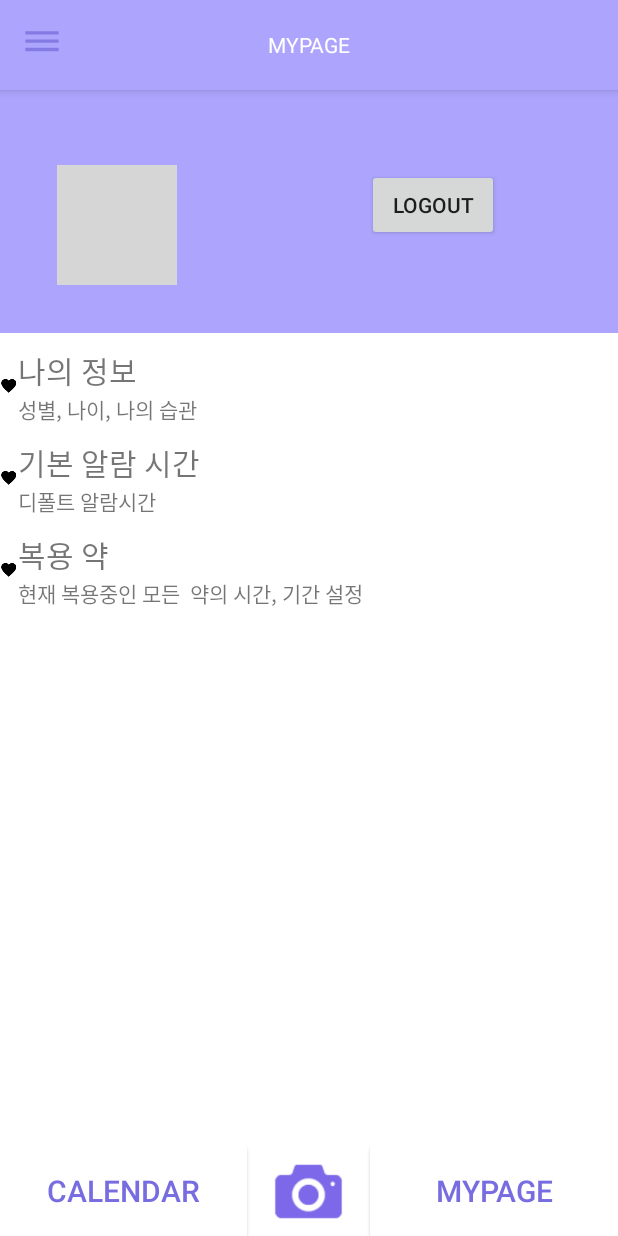
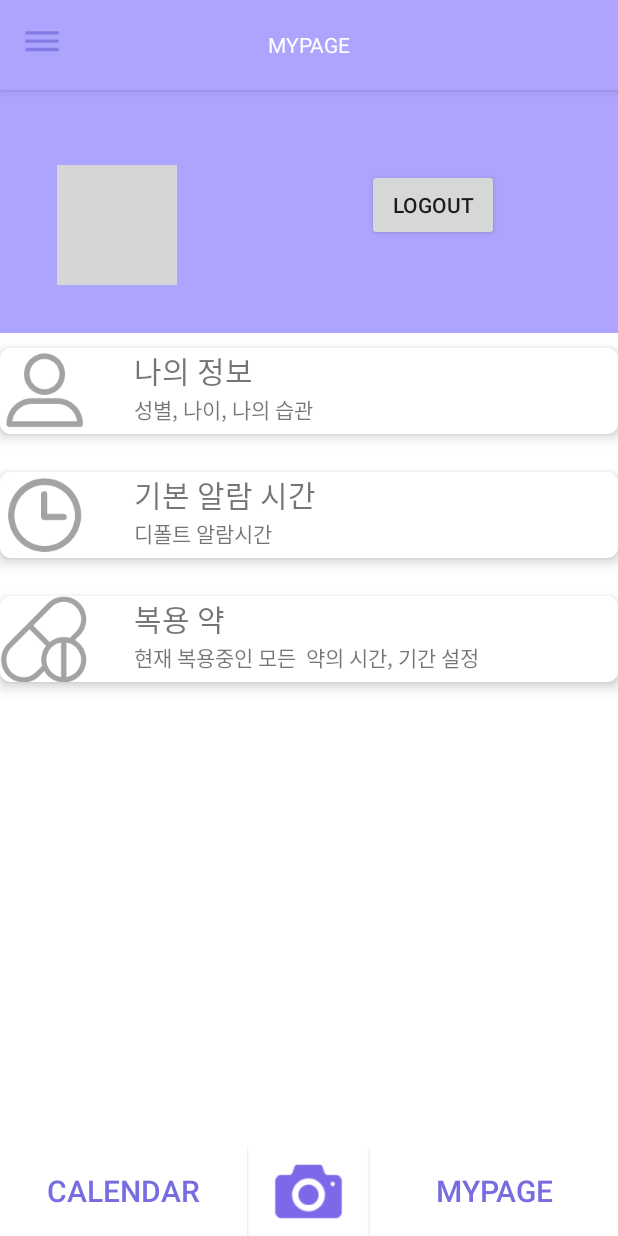
Before and after one commit to LeeGyeongHwan/WhereDoesItHurt, an Android app: the fragment Fragment_mypage placed in its activity, on a phone screen of 412 x 824 dp. Run offline under Robolectric (Android 15) with nearby library versions, the phone set to English and light mode, and no system bars; libraries missing offline, so code that uses them is left out: com.google.api.client, com.google.api.services, com.kakao.network, com.kakao.usermgmt; pictures from the network do not load; 3 statements that could not run were skipped; grey boxes are pictures that could not be loaded.

Commit message:
MypageAlarm추가
Mypage Alarm페이지 추가

```diff
--- a/app/src/main/java/com/k1l3/wheredoesithurt/Fragment_mypage.java
+++ b/app/src/main/java/com/k1l3/wheredoesithurt/Fragment_mypage.java
@@ -6,23 +6,34 @@ import android.os.Bundle;
 import android.support.annotation.NonNull;
 import android.support.annotation.Nullable;
 import android.support.v4.app.Fragment;
+import android.support.v4.app.FragmentManager;
+import android.support.v4.app.FragmentTransaction;
+import android.util.Log;
 import android.view.LayoutInflater;
 import android.view.View;
 import android.view.ViewGroup;
 import android.widget.Button;
 import android.widget.ImageView;
+import android.widget.LinearLayout;
 import android.widget.TextView;
 
 import com.bumptech.glide.Glide;
 
+import static android.support.constraint.Constraints.TAG;
+
 public class Fragment_mypage extends Fragment {
     View viewGroup;
     String image,name,email;
+    LinearLayout my_default_time;
+    FragmentManager manager;
+    FragmentTransaction transaction;
     @Nullable
     @Override
     public View onCreateView(@NonNull LayoutInflater inflater, @Nullable ViewGroup container,
                              @Nullable Bundle savedInstanceState) {
         viewGroup = inflater.inflate(R.layout.fragment_mypage,container, false);
+        manager = getActivity().getSupportFragmentManager();
+        transaction = manager.beginTransaction();
         ((MainActivity)getActivity()).toolbar_mypage();
         image = getArguments().getString("profile");
         name = getArguments().getString("name");
@@ -44,7 +55,22 @@ public class Fragment_mypage extends Fragment {
                 ((MainActivity)getActivity()).logout();
             }
         });
-
+        //기본 알람시간 페이지로 가기
+        my_default_time = (LinearLayout)viewGroup.findViewById(R.id.my_default_time);
+        my_default_time.setOnClickListener(new View.OnClickListener() {
+            @Override
+            public void onClick(View v) {
+                replaceFragment(new Fragment_my_default_time());
+            }
+        });
         return viewGroup;
     }
+
+    private void replaceFragment(@NonNull Fragment fragment) {
+        transaction= manager.beginTransaction();
+        transaction.replace(R.id.main_container, fragment);
+        transaction.addToBackStack("fragment");
+        transaction.commit();
+        Log.e(TAG,"값 : " + String.valueOf(getActivity().getSupportFragmentManager().getBackStackEntryCount()));
+    }
 }
--- a/app/src/main/res/layout/app_bar_main.xml
+++ b/app/src/main/res/layout/app_bar_main.xml
@@ -51,6 +51,14 @@
                 android:text="HISTORY"
                 android:textColor="#776DE0"
                 android:visibility="gone" />
+            <TextView
+                android:id="@+id/toolbar_my_default_time"
+                android:layout_width="wrap_content"
+                android:layout_height="wrap_content"
+                android:layout_gravity="center"
+                android:text="기본 알람 시간"
+                android:textColor="#776DE0"
+                android:visibility="gone" />
 
             <TextView
                 android:id="@+id/toolbar_search"
@@ -68,6 +76,14 @@
                 android:layout_gravity="center"
                 android:src="@drawable/logo"
                 android:textColor="#000000" />
+            <TextView
+                android:id="@+id/toolbar_edit_time"
+                android:layout_width="wrap_content"
+                android:layout_height="wrap_content"
+                android:layout_gravity="center"
+                android:text="알람 시간 편집"
+                android:textColor="#776DE0"
+                android:visibility="gone" />
         </android.support.v7.widget.Toolbar>
 
     </android.support.design.widget.AppBarLayout>
--- a/app/src/main/res/layout/fragment_mypage.xml
+++ b/app/src/main/res/layout/fragment_mypage.xml
@@ -89,6 +89,10 @@
 
         <LinearLayout
             android:id="@+id/my_info"
+            android:elevation="5dp"
+            android:background="@drawable/search_list"
+            android:layout_marginBottom="15dp"
+            android:layout_centerInParent="true"
             android:layout_width="match_parent"
             android:layout_height="wrap_content"
             android:layout_marginTop="10dp"
@@ -98,9 +102,10 @@
                 android:layout_width="wrap_content"
                 android:layout_height="wrap_content"
                 android:layout_gravity="center"
-                android:src="@drawable/ic_popular_black_24" />
+                android:src="@drawable/mypage_icon1" />
 
             <LinearLayout
+                android:layout_marginLeft="30dp"
                 android:layout_width="wrap_content"
                 android:layout_height="wrap_content"
                 android:orientation="vertical">
@@ -120,6 +125,10 @@
 
         <LinearLayout
             android:id="@+id/my_default_time"
+            android:elevation="5dp"
+            android:background="@drawable/search_list"
+            android:layout_marginBottom="15dp"
+            android:layout_centerInParent="true"
             android:layout_width="match_parent"
             android:layout_height="wrap_content"
             android:layout_marginTop="10dp"
@@ -129,9 +138,10 @@
                 android:layout_width="wrap_content"
                 android:layout_height="wrap_content"
                 android:layout_gravity="center"
-                android:src="@drawable/ic_popular_black_24" />
+                android:src="@drawable/mypage_icon2" />
 
             <LinearLayout
+                android:layout_marginLeft="30dp"
                 android:layout_width="wrap_content"
                 android:layout_height="wrap_content"
                 android:orientation="vertical">
@@ -151,6 +161,10 @@
 
         <LinearLayout
             android:id="@+id/my_medicine"
+            android:elevation="5dp"
+            android:background="@drawable/search_list"
+            android:layout_marginBottom="15dp"
+            android:layout_centerInParent="true"
             android:layout_width="match_parent"
             android:layout_height="wrap_content"
             android:layout_marginTop="10dp"
@@ -160,9 +174,10 @@
                 android:layout_width="wrap_content"
                 android:layout_height="wrap_content"
                 android:layout_gravity="center"
-                android:src="@drawable/ic_popular_black_24" />
+                android:src="@drawable/mypage_icon3" />
 
             <LinearLayout
+                android:layout_marginLeft="30dp"
                 android:layout_width="wrap_content"
                 android:layout_height="wrap_content"
                 android:orientation="vertical">
--- a/app/src/main/res/values/styles.xml
+++ b/app/src/main/res/values/styles.xml
@@ -8,5 +8,10 @@
         <item name="android:elevation">0dp</item>
         <item name="android:windowFullscreen">true</item>
     </style>
+    <style name="AppTheme.Picker" parent="Theme.AppCompat.Light.Dialog" >
+        <item name="android:textColorPrimary">#000000</item>
+        <item name="colorControlNormal">#ADA5FD</item>
+        <item name="android:textSize">20sp</item>
+    </style>
 
 </resources>
```
Also changed, not shown: app/src/main/java/com/k1l3/wheredoesithurt/Fragment_my_default_time.java (added, +48 -0 lines), app/src/main/java/com/k1l3/wheredoesithurt/Fragment_time_spinner.java (added, +29 -0 lines), app/src/main/java/com/k1l3/wheredoesithurt/MainActivity.java (+33 -1 lines), app/src/main/res/layout/fragment_my_default_time.xml (added, +25 -0 lines), app/src/main/res/layout/fragment_time_spinner.xml (added, +59 -0 lines), app/src/main/res/drawable-xhdpi/mypage_icon1.png (added), app/src/main/res/drawable-xhdpi/mypage_icon2.png (added), app/src/main/res/drawable-xhdpi/mypage_icon3.png (added).
